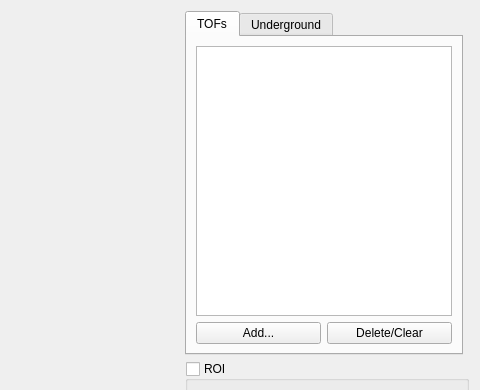
Above: custom/mira/src/cascade/ui/contrastsvsimagesdlg.ui from mlz-ictrl/nicos before the change; both pictures show x 441 to 921 and y 0 to 390 of the 921 by 619 pixel window. Below: the same form after it.
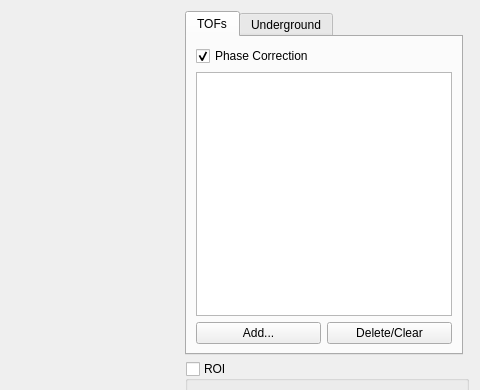
That is the form after the change. Custom widgets are drawn as their Qt base class.

Commit message: cascade viewer: added a check box for phase correction

The edit to the form file:
```diff
--- a/custom/mira/src/cascade/ui/contrastsvsimagesdlg.ui
+++ b/custom/mira/src/cascade/ui/contrastsvsimagesdlg.ui
@@ -127,7 +127,7 @@
        <string>TOFs</string>
       </attribute>
       <layout class="QGridLayout" name="gridLayout_5">
-       <item row="1" column="0">
+       <item row="2" column="0">
         <widget class="QPushButton" name="btnAdd">
          <property name="sizePolicy">
           <sizepolicy hsizetype="Preferred" vsizetype="Fixed">
@@ -140,7 +140,7 @@
          </property>
         </widget>
        </item>
-       <item row="1" column="1">
+       <item row="2" column="1">
         <widget class="QPushButton" name="btnDelete">
          <property name="sizePolicy">
           <sizepolicy hsizetype="Preferred" vsizetype="Fixed">
@@ -153,7 +153,7 @@
          </property>
         </widget>
        </item>
-       <item row="0" column="0" colspan="2">
+       <item row="1" column="0" colspan="2">
         <widget class="QListWidget" name="listTofs">
          <property name="sizePolicy">
           <sizepolicy hsizetype="Preferred" vsizetype="Preferred">
@@ -169,6 +169,16 @@
          </property>
         </widget>
        </item>
+       <item row="0" column="0">
+        <widget class="QCheckBox" name="check_phasecorrect">
+         <property name="text">
+          <string>Phase Correction</string>
+         </property>
+         <property name="checked">
+          <bool>true</bool>
+         </property>
+        </widget>
+       </item>
       </layout>
      </widget>
      <widget class="QWidget" name="tabUnderground">
```
The commit also changes 1 other file.
